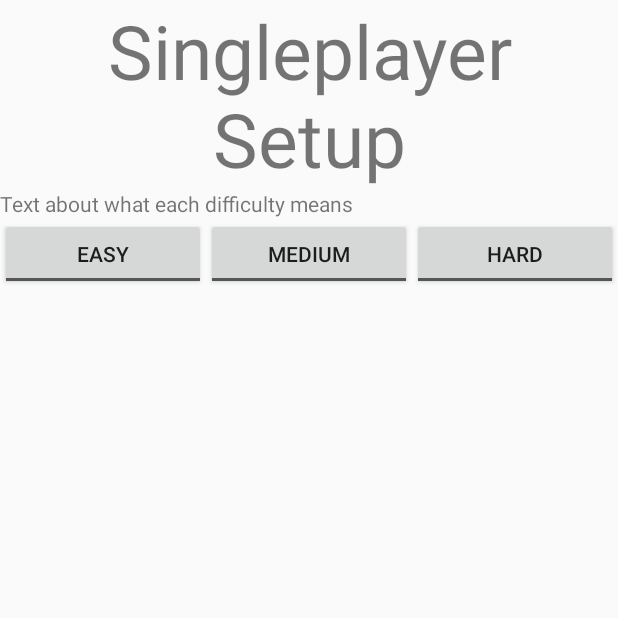
After one commit to Svante-J-TE/HangmanGame, an Android app: the MainSingleplayerSetup screen opened directly, with no data from a screen before it, on a phone screen of 412 x 824 dp, the top half of it. The commit adds this screen. Run offline under Robolectric (Android 15) with nearby library versions, the phone set to English and light mode, and no system bars.

Commit message:
created singleplayersetup and fixed launchactivity method and began working on wordlist arraylist

```diff
--- a/app/src/main/AndroidManifest.xml
+++ b/app/src/main/AndroidManifest.xml
@@ -9,7 +9,8 @@
         android:roundIcon="@mipmap/ic_launcher_round"
         android:supportsRtl="true"
         android:theme="@style/AppTheme">
-        <activity android:name=".MainOptions"></activity>
+        <activity android:name=".MainSingleplayerSetup"></activity>
+        <activity android:name=".MainOptions" />
         <activity android:name=".MainActivity">
             <intent-filter>
                 <action android:name="android.intent.action.MAIN" />
--- /dev/null
+++ b/app/src/main/java/main/game/hangman/MainSingleplayerSetup.java
@@ -0,0 +1,14 @@
+package main.game.hangman;
+
+import androidx.appcompat.app.AppCompatActivity;
+
+import android.os.Bundle;
+
+public class MainSingleplayerSetup extends AppCompatActivity {
+
+    @Override
+    protected void onCreate(Bundle savedInstanceState) {
+        super.onCreate(savedInstanceState);
+        setContentView(R.layout.singleplayersetup_main);
+    }
+}
--- /dev/null
+++ b/app/src/main/res/layout/singleplayersetup_main.xml
@@ -0,0 +1,60 @@
+<?xml version="1.0" encoding="utf-8"?>
+<androidx.constraintlayout.widget.ConstraintLayout xmlns:android="http://schemas.android.com/apk/res/android"
+    xmlns:app="http://schemas.android.com/apk/res-auto"
+    xmlns:tools="http://schemas.android.com/tools"
+    android:layout_width="match_parent"
+    android:layout_height="match_parent"
+    tools:context=".MainSingleplayerSetup">
+
+    <LinearLayout
+        android:layout_width="match_parent"
+        android:layout_height="match_parent"
+        android:orientation="vertical">
+
+        <TextView
+            android:id="@+id/sSetupTitle"
+            android:layout_width="match_parent"
+            android:layout_height="wrap_content"
+            android:text="Singleplayer  Setup"
+            android:textAlignment="center"
+            android:textSize="50dp" />
+
+        <TextView
+            android:id="@+id/textView3"
+            android:layout_width="match_parent"
+            android:layout_height="wrap_content"
+            android:text="Text about what each difficulty means" />
+
+        <LinearLayout
+            android:layout_width="match_parent"
+            android:layout_height="match_parent"
+            android:orientation="horizontal">
+
+            <ToggleButton
+                android:id="@+id/easyButton"
+                android:layout_width="wrap_content"
+                android:layout_height="wrap_content"
+                android:layout_weight="1"
+                android:text="Easy"
+                android:textOff="Easy"
+                android:textOn="Easy" />
+
+            <ToggleButton
+                android:id="@+id/mediumButton"
+                android:layout_width="wrap_content"
+                android:layout_height="wrap_content"
+                android:layout_weight="1"
+                android:text="Medium"
+                android:textOff="Medium"
+                android:textOn="Medium" />
+
+            <ToggleButton
+                android:id="@+id/hardButton"
+                android:layout_width="wrap_content"
+                android:layout_height="wrap_content"
+                android:layout_weight="1"
+                android:textOff="Hard"
+                android:textOn="Hard" />
+        </LinearLayout>
+    </LinearLayout>
+</androidx.constraintlayout.widget.ConstraintLayout>
```
Also changed, not shown: app/src/main/java/main/game/hangman/MainActivity.java (+32 -5 lines), app/src/main/java/main/game/hangman/MainModel.java (+19 -12 lines).
